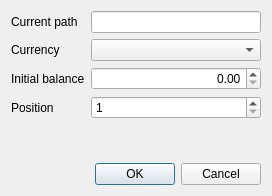
Above: src/views/ui_files/dialogs/cash_account_dialog.ui from JakubFranek/Kapytal before the change. Below: the same form after it.
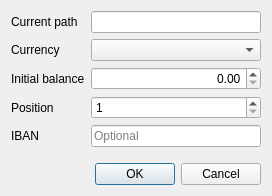
That is the form after the change.

Commit message:
Add IBAN property to Cash Accounts
Allow setting IBAN via CashAccountDialog.

The edit to the form file:
```diff
--- a/src/views/ui_files/dialogs/cash_account_dialog.ui
+++ b/src/views/ui_files/dialogs/cash_account_dialog.ui
@@ -82,6 +82,20 @@
        </property>
       </widget>
      </item>
+     <item row="4" column="1">
+      <widget class="QLineEdit" name="ibanLineEdit">
+       <property name="placeholderText">
+        <string>Optional</string>
+       </property>
+      </widget>
+     </item>
+     <item row="4" column="0">
+      <widget class="QLabel" name="ibanLabel">
+       <property name="text">
+        <string>IBAN</string>
+       </property>
+      </widget>
+     </item>
     </layout>
    </item>
    <item>
```
The commit also changes 8 other files.
